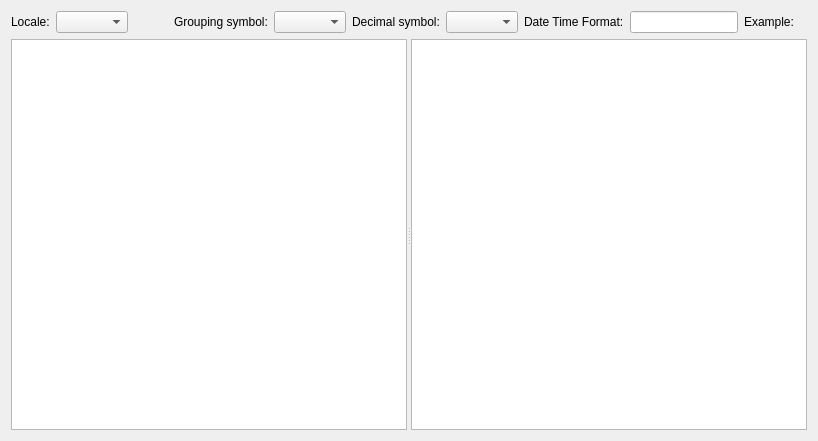
The window that WidgetsModule/Widgets/widgetsimportview.ui (HowCanidothis/DevLib) describes before a commit, drawn with Qt 5.
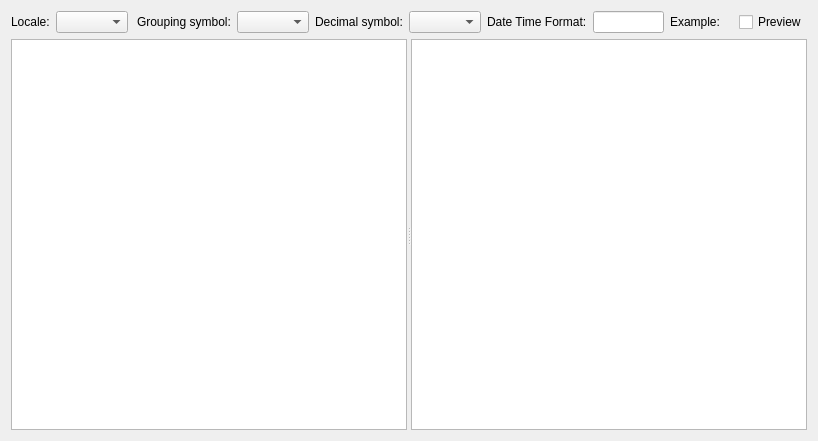
The same window after the commit.

What changed in the file:
```diff
--- a/WidgetsModule/Widgets/widgetsimportview.ui
+++ b/WidgetsModule/Widgets/widgetsimportview.ui
@@ -99,6 +99,13 @@
        </property>
       </widget>
      </item>
+     <item>
+      <widget class="QCheckBox" name="ShowPreview">
+       <property name="text">
+        <string>Preview</string>
+       </property>
+      </widget>
+     </item>
     </layout>
    </item>
    <item>
```
Left out of the diff: 21 changed lines with no effect on the pictures.
